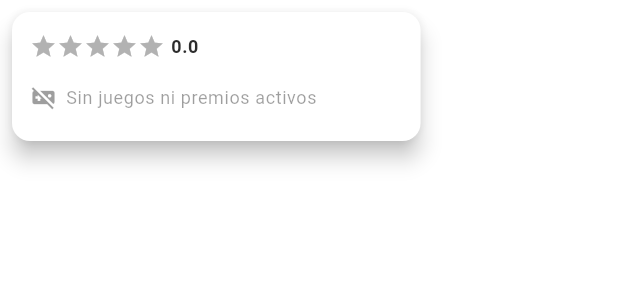
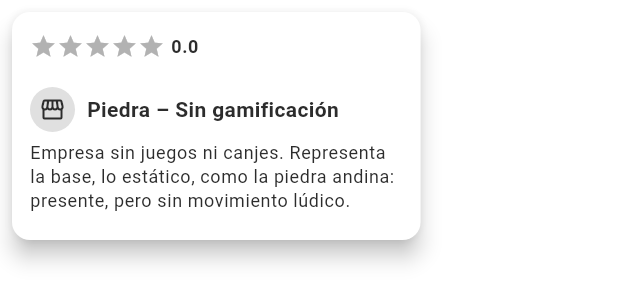
Before and after one commit to miku3ln/meetclic_app, a Flutter app: the BusinessPopupCardMolecule widget shown alone on an empty page, opened directly with empty values, on a phone screen of 412 x 824 dp. Shown: the top 303 px of the screen. Run offline on Flutter 3.47's test engine with Material 3 defaults, Android fonts, the light colour scheme and no system bars; drawn by our look-alikes of flutter_rating_bar; our stand-ins replace app_links, dio, easy_localization, fl_chart, flutter_cache_manager, flutter_map and 11 more; missing offline and left inert: flutter_map_marker_popup, image_gallery_saver_plus, model_viewer_plus, record; accounts and stored records are empty; network calls fail; statements that could not run were skipped; project files that could hold a hidden picture were left out.

Commit message:
ready card informacion modificada y visualizada

```diff
--- a/lib/presentation/pages/business_map_page.dart
+++ b/lib/presentation/pages/business_map_page.dart
@@ -437,23 +437,34 @@ class _BusinessMapPageState extends State<BusinessMapPage> {
                     popupController: _popupController,
                     popupDisplayOptions: PopupDisplayOptions(
                       builder: (context, marker) {
-                        final business = _state.businesses.firstWhere(
-                          (b) =>
-                              b.streetLat == marker.point.latitude &&
-                              b.streetLng == marker.point.longitude,
+                        late BusinessModel business;
+                        late int typeMarker = -1;
+                        final markerKey = marker.key;
+                        late final keyCurrent =
+                            (markerKey as ValueKey<int>).value;
+                        if (keyCurrent == -1) {
+                          typeMarker = 0;
+                          return const SizedBox.shrink(); // no muestra nada
+                        } else {
+                          typeMarker = 1;
+                          business = _state.businesses.firstWhere(
+                            (b) => b.id == keyCurrent,
                             orElse: () => _state.businesses.first,
                           );
                           return BusinessPopupCardMolecule(
                             business: business,
+                            type: typeMarker,
                             onTap: () {
                               Navigator.of(context).push(
                                 MaterialPageRoute(
-                                builder: (_) =>
-                                    BusinessDetailPage(businessId: business.id),
+                                  builder: (_) => BusinessDetailPage(
+                                    businessId: business.id,
+                                  ),
                                 ),
                               );
                             },
                           );
+                        }
                       },
                     ),
                   ),
--- a/lib/presentation/pages/business_map_page/helpers/map_refresh_helper.dart
+++ b/lib/presentation/pages/business_map_page/helpers/map_refresh_helper.dart
@@ -5,7 +5,7 @@ import 'package:latlong2/latlong.dart';
 class MapRefreshHelper {
   MapRefreshHelper({
     this.minDistanceMeters = 400, // distancia mínima para refrescar
-    this.minZoomDelta = 0.7, // cambio mínimo de zoom
+    this.minZoomDelta = 0.9, // cambio mínimo de zoom
   });
 
   final double minDistanceMeters;
--- a/lib/presentation/pages/business_map_page/helpers/marker_helper.dart
+++ b/lib/presentation/pages/business_map_page/helpers/marker_helper.dart
@@ -15,7 +15,7 @@ class MarkerHelper {
       width: 60,
       height: 60,
       alignment: Alignment.center,
-      key: const ValueKey('current_location_marker'),
+      key: ValueKey<int>(-1),
       child: Image.asset(AppImages.pageBusinessMapMarkerPosition),
     );
   }
@@ -35,6 +35,7 @@ class MarkerHelper {
 
       late final Marker marker;
       marker = Marker(
+        key: ValueKey<int>(business.id),
         point: markerPoint,
         width: visual.width,
         height: visual.height,
--- a/lib/presentation/pages/business_map_page/widgets/molecules/business_popup_card_molecule.dart
+++ b/lib/presentation/pages/business_map_page/widgets/molecules/business_popup_card_molecule.dart
@@ -4,10 +4,16 @@ import 'package:flutter_rating_bar/flutter_rating_bar.dart';
 import 'package:meetclic_app/domain/models/business_model.dart';
 import 'package:meetclic_app/shared/localization/app_localizations.dart';
 
+import '../../helpers/business_marker_visual_resolver.dart'
+    show BusinessGamificationTypeResolver;
+import '../../models/meet_clic_colors.dart';
 import '../atoms/gamification_tag_atom.dart';
 
 class BusinessPopupCardMolecule extends StatelessWidget {
   final BusinessModel business;
+  final int
+  type; // 0 = marcador ubicación, 1 = marcador negocio (por ahora usamos 1)
+
   final VoidCallback onTap;
 
   // Colores opcionales (con defaults)
@@ -19,6 +25,7 @@ class BusinessPopupCardMolecule extends StatelessWidget {
     super.key,
     required this.business,
     required this.onTap,
+    required this.type,
     this.cardColor,
     this.titleColor,
     this.rewardsIconColor,
@@ -29,10 +36,18 @@ class BusinessPopupCardMolecule extends StatelessWidget {
     final theme = Theme.of(context);
     final l10n = AppLocalizations.of(context);
 
+    // 🔥 Resolver tipo de gamificación a partir de los flags de la empresa
+    final gamificationType = BusinessGamificationTypeResolver.fromBusiness(
+      business,
+    );
+    final gamificationConfig = BusinessGamificationTypeConfig.fromType(
+      gamificationType,
+    );
+
     final Color resolvedCardColor = cardColor ?? Colors.white;
     final Color resolvedTitleColor = titleColor ?? theme.colorScheme.onSurface;
     final Color resolvedRewardsIconColor =
-        rewardsIconColor ?? theme.colorScheme.secondary;
+        rewardsIconColor ?? gamificationConfig.primaryColor;
 
     return GestureDetector(
       onTap: onTap,
@@ -51,23 +66,28 @@ class BusinessPopupCardMolecule extends StatelessWidget {
               mainAxisSize: MainAxisSize.min,
               crossAxisAlignment: CrossAxisAlignment.start,
               children: [
-                // ===== HEADER: Estrellas (izquierda) + nombre empresa (derecha) =====
+                // 1) Info base de la empresa
                 _buildHeader(theme, resolvedTitleColor),
+                const SizedBox(height: 6),
+                _buildInfoRow(theme),
+                const SizedBox(height: 10),
 
+                // 2) Estado de gamificación (Piedra / Chakana / Inti / Minga)
+                _buildGamificationHeader(
+                  theme: theme,
+                  config: gamificationConfig,
+                ),
                 const SizedBox(height: 6),
 
-                // ===== NUEVA FILA: logo + categoría + teléfono =====
-                _buildInfoRow(theme),
+                // 3) Descripción funcional (qué puedo hacer aquí)
+                _buildGamificationDescription(
+                  theme: theme,
+                  config: gamificationConfig,
+                ),
+                const SizedBox(height: 6),
 
-                const SizedBox(height: 8),
-
-                // Estado de premios / juegos
-                _buildRewardsRow(theme, l10n, resolvedRewardsIconColor),
-
-                const SizedBox(height: 8),
-
-                // Tags de opciones de juego / canje
-                _buildGamificationTags(theme, l10n),
+                // 4) Chips de opciones concretas (canje local / aliados)
+                _buildGamificationTags(theme, l10n, gamificationType),
               ],
             ),
           ),
@@ -76,10 +96,11 @@ class BusinessPopupCardMolecule extends StatelessWidget {
     );
   }
 
-  /// Header con rating a la izquierda y nombre empresa a la derecha
+  // ----------------------------------------------------------
+  // 1) HEADER: rating + nombre
+  // ----------------------------------------------------------
   Widget _buildHeader(ThemeData theme, Color titleColor) {
-    // Aseguramos rango de 0 a 5
-    final double rawRating = business.summary!.rating.averageStars;
+    final double rawRating = business.summary?.rating.averageStars ?? 0.0;
     final double rating = rawRating.isNaN
         ? 0.0
         : rawRating.clamp(0.0, 5.0).toDouble();
@@ -125,10 +146,11 @@ class BusinessPopupCardMolecule extends StatelessWidget {
     );
   }
 
-  /// Fila con logo, categoría y teléfono
+  // ----------------------------------------------------------
+  // Logo + categoría + teléfono
+  // ----------------------------------------------------------
   Widget _buildInfoRow(ThemeData theme) {
-    final hasLogo =
-        business.sourceLogo.isNotEmpty; // normalmente URL o path relativo
+    final hasLogo = business.sourceLogo.isNotEmpty;
     final hasCategory = business.subcategoryName.isNotEmpty;
     final hasPhone = business.phoneValue.isNotEmpty;
 
@@ -193,79 +215,102 @@ class BusinessPopupCardMolecule extends StatelessWidget {
     );
   }
 
-  Widget _buildRewardsRow(
-    ThemeData theme,
-    AppLocalizations l10n,
-    Color iconColor,
-  ) {
-    if (business.gamificationId <= 0) {
-      return Row(
-        children: [
-          Icon(Icons.videogame_asset_off, size: 18, color: theme.disabledColor),
-          const SizedBox(width: 6),
-          Text(
-            // l10n.translate('business_map.no_rewards')
-            'Sin juegos ni premios activos',
-            style: theme.textTheme.bodySmall?.copyWith(
-              color: theme.disabledColor,
-            ),
-          ),
-        ],
-      );
-    }
-
+  // ----------------------------------------------------------
+  // 2) HEADER DE GAMIFICACIÓN (icono + nombre andino)
+  // ----------------------------------------------------------
+  Widget _buildGamificationHeader({
+    required ThemeData theme,
+    required BusinessGamificationTypeConfig config,
+  }) {
     return Row(
       children: [
-        Icon(Icons.emoji_events, size: 20, color: iconColor),
-        const SizedBox(width: 6),
-        Text(
-          // l10n.translate('business_map.rewards_available')
-          'Premios disponibles para canje',
-          style: theme.textTheme.bodySmall?.copyWith(
-            fontWeight: FontWeight.w600,
-            color: theme.colorScheme.onSurface,
+        Container(
+          padding: const EdgeInsets.all(6),
+          decoration: BoxDecoration(
+            color: config.badgeBackgroundColor.withOpacity(0.15),
+            shape: BoxShape.circle,
+          ),
+          child: Icon(config.icon, size: 18, color: config.primaryColor),
+        ),
+        const SizedBox(width: 8),
+        Expanded(
+          child: Text(
+            // Ej: "Piedra – Sin gamificación" / "Inti – Canje local"
+            _buildGamificationTitleFromConfig(config),
+            style: theme.textTheme.bodyMedium?.copyWith(
+              fontWeight: FontWeight.w700,
+              color: config.primaryColor,
+            ),
           ),
         ),
       ],
     );
   }
 
-  Widget _buildGamificationTags(ThemeData theme, AppLocalizations l10n) {
+  String _buildGamificationTitleFromConfig(
+    BusinessGamificationTypeConfig config,
+  ) {
+    switch (config.type) {
+      case BusinessGamificationType.none:
+        return '${config.andeanSymbolName} – Sin gamificación';
+      case BusinessGamificationType.basic:
+        return '${config.andeanSymbolName} – Gamificación activo';
+      case BusinessGamificationType.redeemLocal:
+        return '${config.andeanSymbolName} – Canje en esta empresa';
+      case BusinessGamificationType.redeemAllies:
+        return '${config.andeanSymbolName} – Canje en red de aliados';
+    }
+  }
+
+  // ----------------------------------------------------------
+  // 3) DESCRIPCIÓN DE FUNCIONALIDAD (texto corto)
+  // ----------------------------------------------------------
+  Widget _buildGamificationDescription({
+    required ThemeData theme,
+    required BusinessGamificationTypeConfig config,
+  }) {
+    return Text(config.description, style: theme.textTheme.bodySmall);
+  }
+
+  // ----------------------------------------------------------
+  // 4) CHIPS / TAGS SEGÚN FUNCIONALIDAD REAL
+  // ----------------------------------------------------------
+  Widget _buildGamificationTags(
+    ThemeData theme,
+    AppLocalizations l10n,
+    BusinessGamificationType gamificationType,
+  ) {
     if (business.gamificationId <= 0) {
+      // piedra → no mostramos chips
       return const SizedBox.shrink();
     }
 
     final List<Widget> tags = [];
 
-    // canjear en esta empresa
+    // Siempre que haya gamificación, mostramos al menos "Juego activo"
+    tags.add(
+      const GamificationTagAtom(
+        icon: Icons.videogame_asset,
+        label: 'Juego activo',
+      ),
+    );
+
+    // Canje en esta empresa
     if (business.allowExchange == 1) {
       tags.add(
         const GamificationTagAtom(
           icon: Icons.store_mall_directory,
-          // l10n.translate('business_map.redeem_here')
           label: 'Canje en esta empresa',
         ),
       );
     }
 
-    // canjear en empresas aliadas
+    // Canje en empresas aliadas
     if (business.allowExchangeBusiness == 1) {
       tags.add(
         const GamificationTagAtom(
           icon: Icons.group_work,
-          // l10n.translate('business_map.redeem_allies')
           label: 'Canje con empresas aliadas',
-        ),
-      );
-    }
-
-    // Si no hay ninguna opción específica, mostramos un genérico
-    if (tags.isEmpty) {
-      tags.add(
-        const GamificationTagAtom(
-          icon: Icons.videogame_asset,
-          // l10n.translate('business_map.game_active')
-          label: 'Juego activo',
         ),
       );
     }
```
Lines whose indentation alone changed are shown as unchanged.
